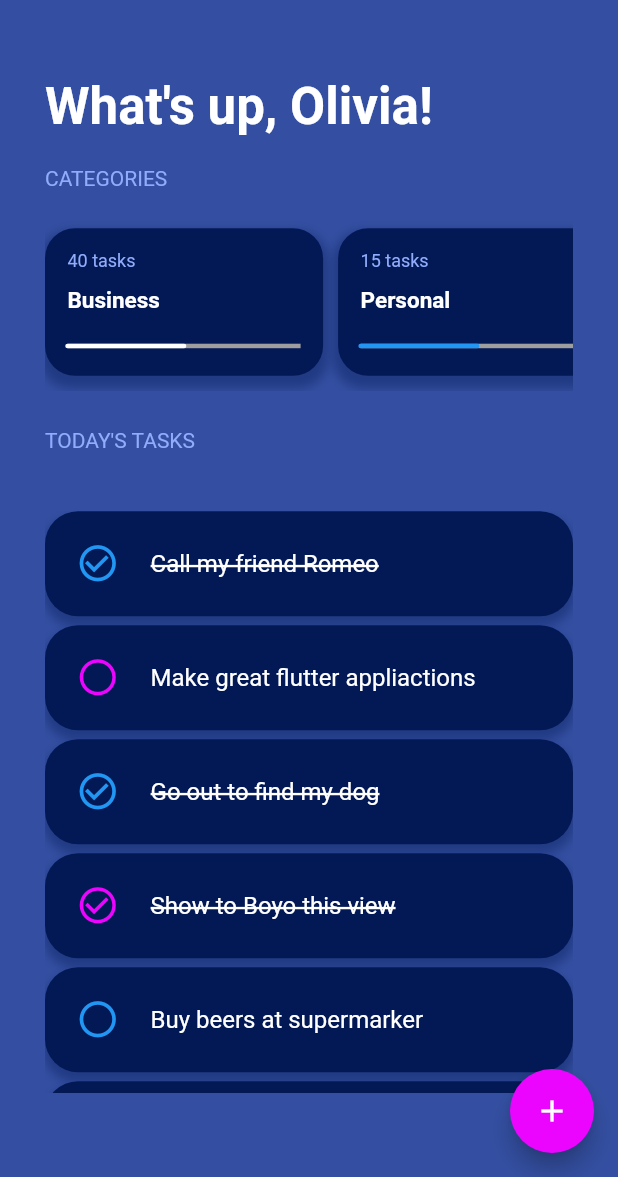
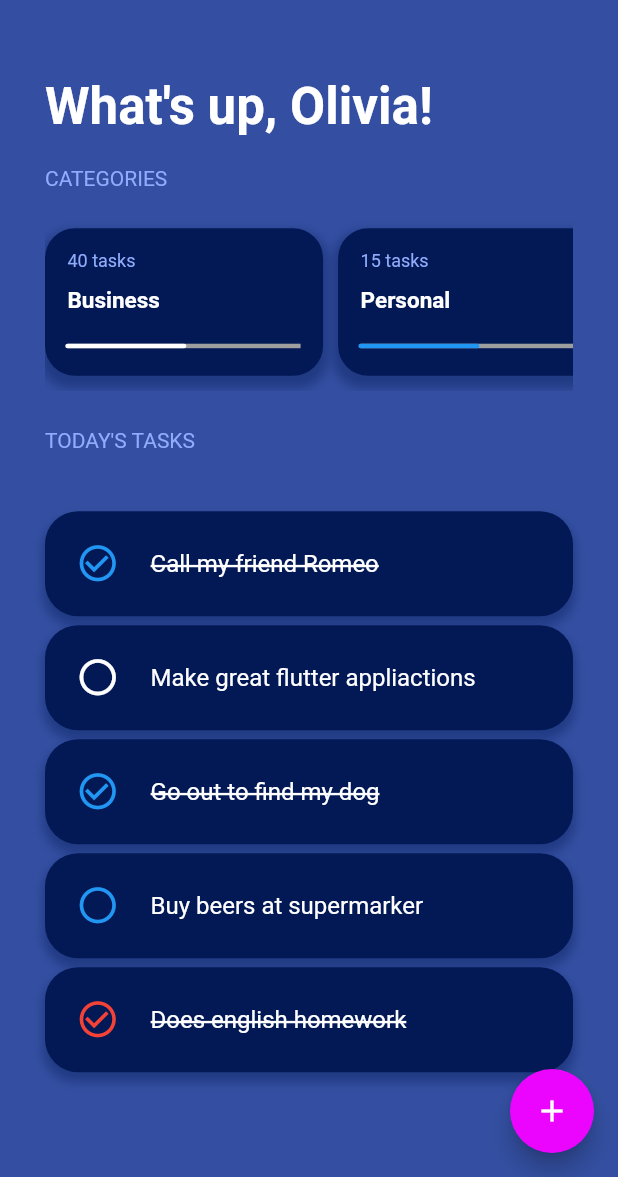
Before and after one commit to keepcodinghard/kimera_todo, a Flutter app: the screen it shows after launch, on a phone screen of 412 x 824 dp, the part 59-1236 px from its top. Run offline on Flutter 3.47's test engine with Material 2 defaults, Android fonts, the phone set to English and light mode, and no system bars; our stand-ins replace google_fonts.

Commit message:
New one refactoring
New one refactoring

```diff
--- a/lib/screens/home.dart
+++ b/lib/screens/home.dart
@@ -116,18 +116,15 @@ class Home extends StatelessWidget {
                 child: ListView(
                   padding: EdgeInsets.zero,
                   children: [
-                    _buildTask(context, 'Call my friend Romeo', true,
+                    _buildTask('Call my friend Romeo', true,
                         categoryColor: Colors.blue),
-                    _buildTask(
-                        context, 'Make great flutter appliactions', false,
-                        categoryColor: CustomColors.button),
-                    _buildTask(context, 'Go out to find my dog', true,
+                    _buildTask('Make great flutter appliactions', false,
+                        categoryColor: Colors.white),
+                    _buildTask('Go out to find my dog', true,
                         categoryColor: Colors.blue),
-                    _buildTask(context, 'Show to Boyo this view', true,
-                        categoryColor: CustomColors.button),
-                    _buildTask(context, 'Buy beers at supermarker', false,
+                    _buildTask('Buy beers at supermarker', false,
                         categoryColor: Colors.blue),
-                    _buildTask(context, 'Does english homework', true),
+                    _buildTask('Does english homework', true),
                   ],
                 )),
           )
@@ -145,7 +142,7 @@ class Home extends StatelessWidget {
     return textStyle;
   }
 
-  Widget _buildTask(BuildContext context, String title, bool isDone,
+  Widget _buildTask(String title, bool isDone,
       {Color categoryColor: Colors.red}) {
     return TaskItem(title: title, isDone: isDone, categoryColor: categoryColor);
   }
```
